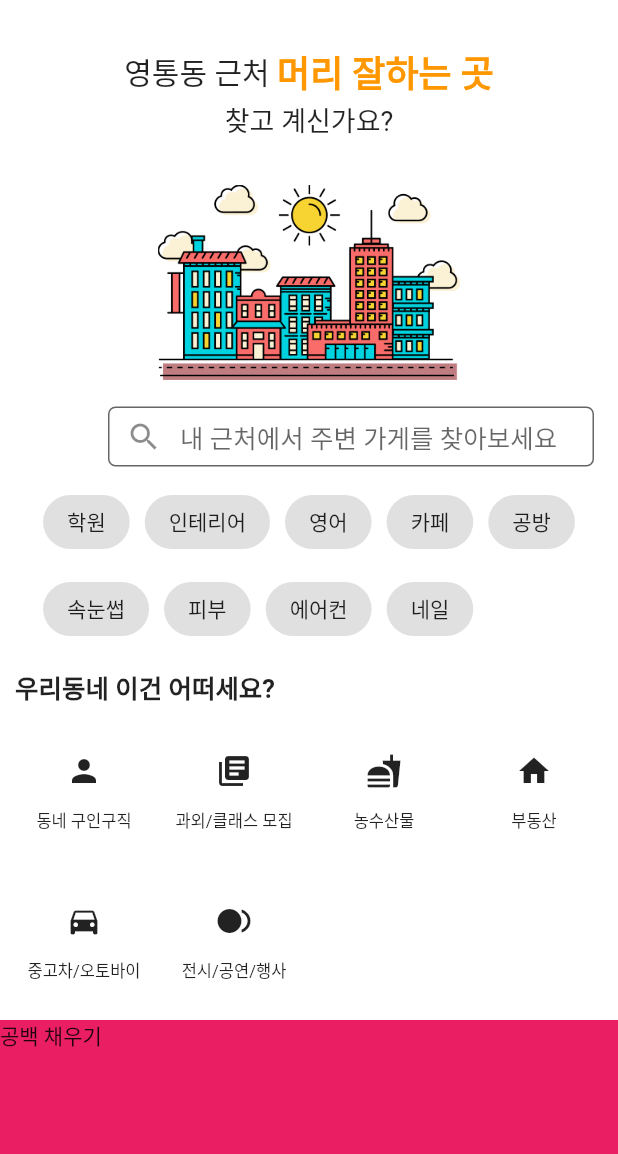
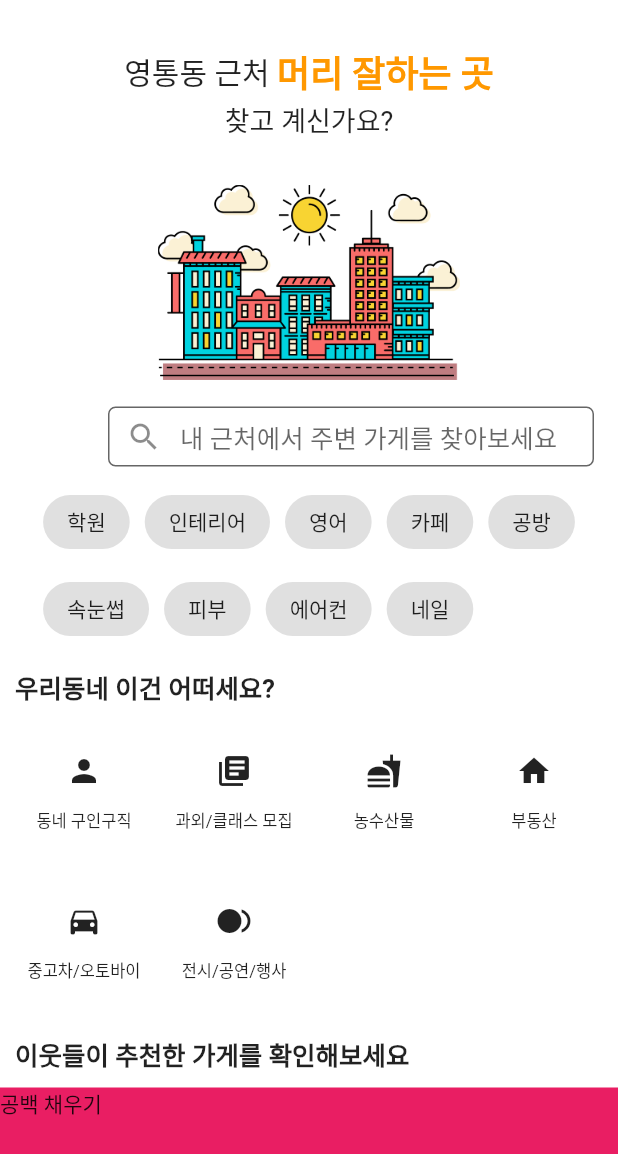
Before and after one commit to chb1828/-carrot-market-clone, a Flutter app: the NearBy screen opened directly, on a phone screen of 412 x 824 dp. Shown: the top 1154 px of the screen. Run offline on Flutter 3.47's test engine with Material 2 defaults, Android fonts, the light colour scheme and no system bars; our stand-ins replace animated_text_kit; Roboto replaces fonts that are missing (Horizon).

Commit message:
패키지 이름 변경

```diff
--- a/lib/home/home.dart
+++ b/lib/home/home.dart
@@ -1,6 +1,6 @@
 import 'package:flutter/cupertino.dart';
 import 'package:flutter/material.dart';
-import 'package:market_clone/product/product.dart';
+import 'package:market_clone/do/product.dart';
 import 'package:market_clone/home/search.dart';
 
 class Home extends StatefulWidget {
--- a/lib/nearby/nearby.dart
+++ b/lib/nearby/nearby.dart
@@ -38,6 +38,11 @@ class _NearByState extends State<NearBy> {
             SliverToBoxAdapter(
               child: Column(
                 children: [_categorySection],
+              ),
+            ),
+            SliverToBoxAdapter(
+              child: Column(
+                children: [_recommend],
               ),
             ),
             SliverToBoxAdapter(
@@ -123,7 +128,7 @@ class _NearByState extends State<NearBy> {
             SizedBox(
               width: 80,
               height: 80,
-              child:             Column(
+              child: Column(
                 crossAxisAlignment: CrossAxisAlignment.center,
                 children: [
                   IconButton(
@@ -141,7 +146,7 @@ class _NearByState extends State<NearBy> {
             SizedBox(
                 width: 80,
                 height: 80,
-              child:             Column(
+                child: Column(
                   crossAxisAlignment: CrossAxisAlignment.center,
                   children: [
                     IconButton(
@@ -154,12 +159,11 @@ class _NearByState extends State<NearBy> {
                       style: TextStyle(fontSize: 11),
                     )
                   ],
-              )
-            ),
+                )),
             SizedBox(
               width: 80,
               height: 80,
-              child:             Column(
+              child: Column(
                 crossAxisAlignment: CrossAxisAlignment.center,
                 children: [
                   IconButton(
@@ -195,7 +199,7 @@ class _NearByState extends State<NearBy> {
             SizedBox(
               width: 80,
               height: 80,
-              child:             Column(
+              child: Column(
                 crossAxisAlignment: CrossAxisAlignment.center,
                 children: [
                   IconButton(
@@ -215,6 +219,19 @@ class _NearByState extends State<NearBy> {
       ],
     ),
   );
+
+  Widget _recommend = Container(
+      padding: EdgeInsets.all(10),
+      child: Column(children: [
+        Row(
+          children: [
+            Text(
+              "이웃들이 추천한 가게를 확인해보세요",
+              style: TextStyle(fontWeight: FontWeight.bold, fontSize: 17.0),
+            )
+          ],
+        )
+      ]));
 
   Widget _blank = Container(
     color: Colors.pink,
```
Also changed, not shown: lib/nearby/recommendSlider.dart (added, +12 -0 lines), lib/do/product.dart (renamed from lib/product/product.dart). Lines whose indentation alone changed are shown as unchanged.
